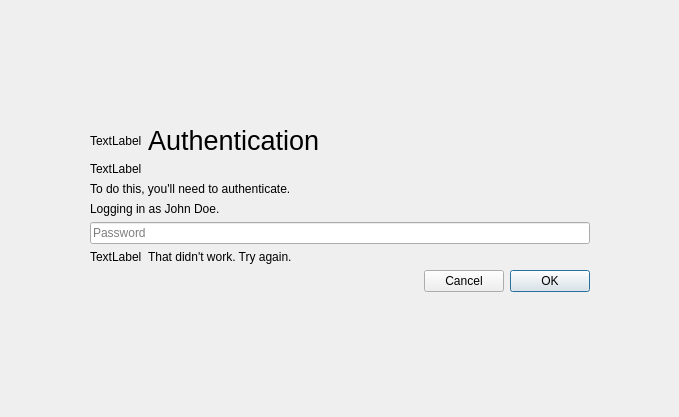
Above: authenticate.ui from vicr123/ts-polkitagent before the change. Below: the same form after it.
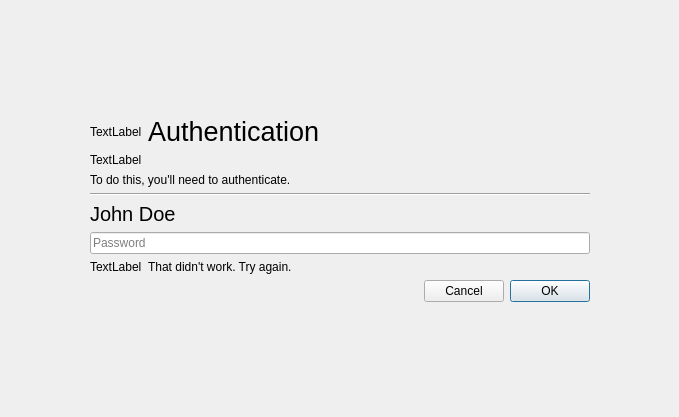
That is the form after the change. Icons and pictures are not drawn.

What changed in the file:
```diff
--- a/authenticate.ui
+++ b/authenticate.ui
@@ -130,10 +130,22 @@
         </property>
        </widget>
       </item>
+      <item>
+       <widget class="Line" name="line">
+        <property name="orientation">
+         <enum>Qt::Horizontal</enum>
+        </property>
+       </widget>
+      </item>
       <item>
        <widget class="QLabel" name="authenticationUser">
+        <property name="font">
+         <font>
+          <pointsize>15</pointsize>
+         </font>
+        </property>
         <property name="text">
-         <string>Logging in as John Doe.</string>
+         <string>John Doe</string>
         </property>
        </widget>
       </item>
```
